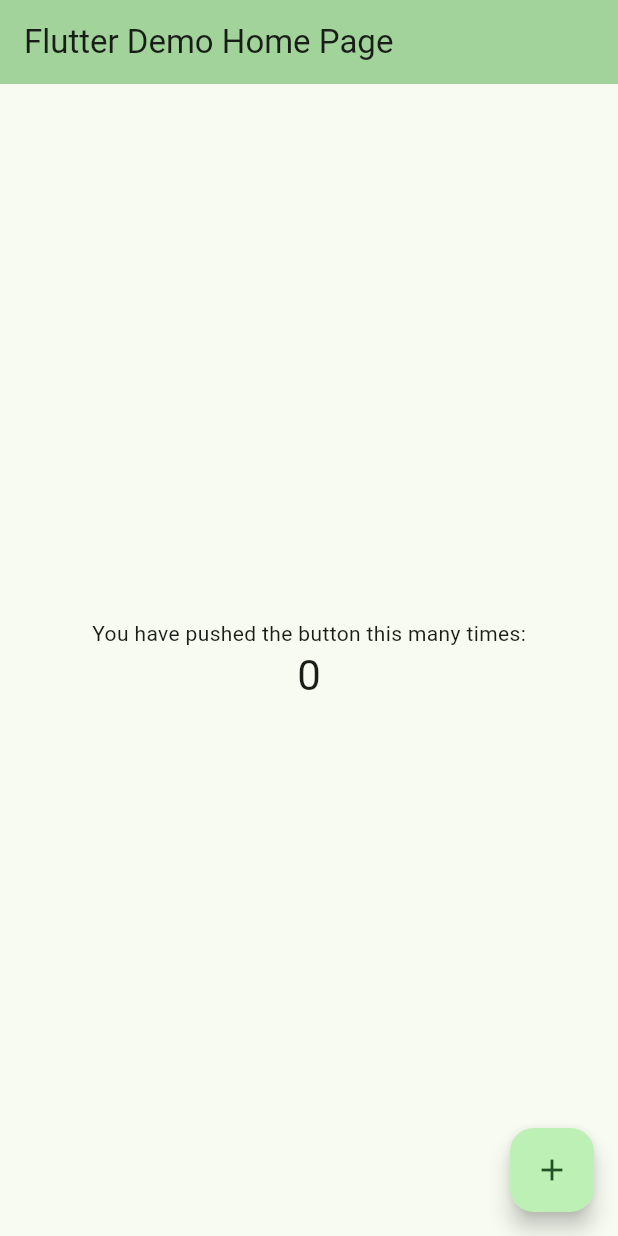
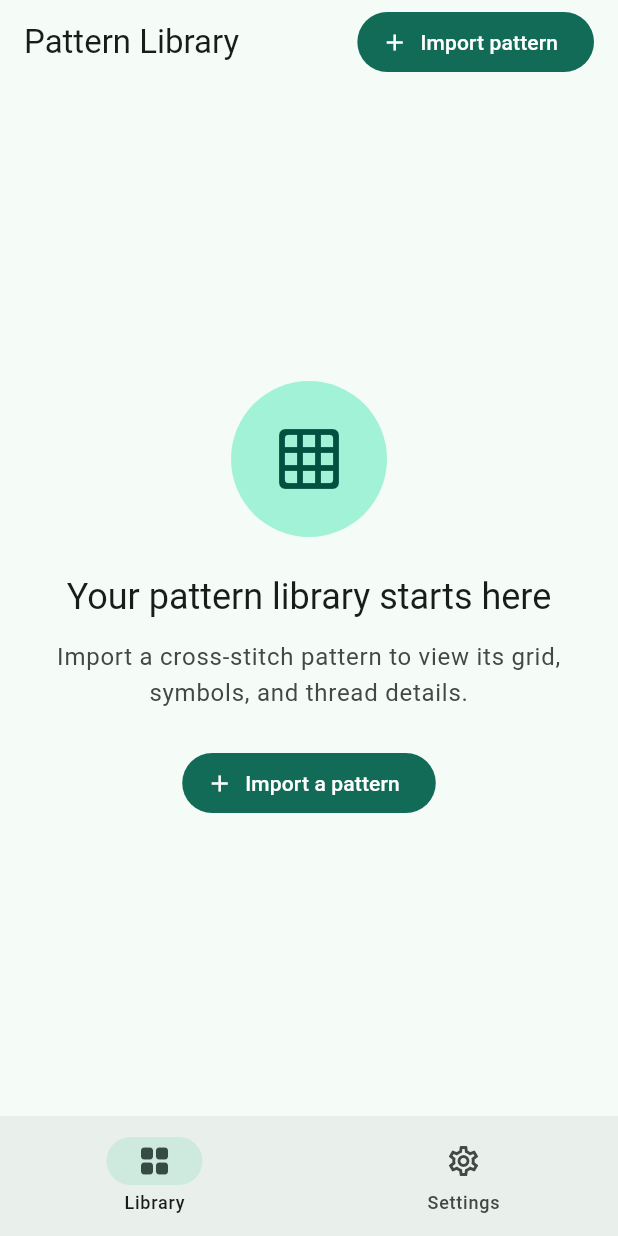
Before and after one commit to LlamaMan04/cross_stitch_viewer, a Flutter app: the screen it shows after launch, on a phone screen of 412 x 824 dp. Run offline on Flutter 3.47's test engine with Material 3 defaults, Android fonts, the phone set to English and light mode, and no system bars.

Commit message:
Basic app scaffold

```diff
--- /dev/null
+++ b/lib/app/stitch_scope_app.dart
@@ -0,0 +1,127 @@
+import 'package:flutter/material.dart';
+
+import '../presentation/screens/library_screen.dart';
+import '../presentation/screens/settings_screen.dart';
+
+class StitchScopeApp extends StatelessWidget {
+  const StitchScopeApp({super.key});
+
+  @override
+  Widget build(BuildContext context) {
+    final colorScheme = ColorScheme.fromSeed(
+      seedColor: const Color(0xFF356859),
+      brightness: Brightness.light,
+    );
+
+    return MaterialApp(
+      title: 'StitchScope',
+      debugShowCheckedModeBanner: false,
+      theme: ThemeData(
+        colorScheme: colorScheme,
+        useMaterial3: true,
+        scaffoldBackgroundColor: colorScheme.surface,
+        appBarTheme: const AppBarTheme(centerTitle: false),
+        inputDecorationTheme: const InputDecorationTheme(
+          border: OutlineInputBorder(),
+        ),
+      ),
+      home: const _AppShell(),
+    );
+  }
+}
+
+class _AppShell extends StatefulWidget {
+  const _AppShell();
+
+  @override
+  State<_AppShell> createState() => _AppShellState();
+}
+
+class _AppShellState extends State<_AppShell> {
+  int _selectedIndex = 0;
+
+  static const _destinations = <NavigationDestinationData>[
+    NavigationDestinationData(
+      label: 'Library',
+      icon: Icons.grid_view_outlined,
+      selectedIcon: Icons.grid_view_rounded,
+    ),
+    NavigationDestinationData(
+      label: 'Settings',
+      icon: Icons.settings_outlined,
+      selectedIcon: Icons.settings_rounded,
+    ),
+  ];
+
+  @override
+  Widget build(BuildContext context) {
+    final isWide = MediaQuery.sizeOf(context).width >= 700;
+    final screens = <Widget>[const LibraryScreen(), const SettingsScreen()];
+
+    if (isWide) {
+      return Scaffold(
+        body: Row(
+          children: [
+            NavigationRail(
+              selectedIndex: _selectedIndex,
+              onDestinationSelected: _selectDestination,
+              labelType: NavigationRailLabelType.all,
+              leading: Padding(
+                padding: const EdgeInsets.only(top: 20, bottom: 28),
+                child: Icon(
+                  Icons.grid_on_rounded,
+                  size: 30,
+                  color: Theme.of(context).colorScheme.primary,
+                ),
+              ),
+              destinations: [
+                for (final destination in _destinations)
+                  NavigationRailDestination(
+                    icon: Icon(destination.icon),
+                    selectedIcon: Icon(destination.selectedIcon),
+                    label: Text(destination.label),
+                  ),
+              ],
+            ),
+            const VerticalDivider(width: 1),
+            Expanded(
+              child: IndexedStack(index: _selectedIndex, children: screens),
+            ),
+          ],
+        ),
+      );
+    }
+
+    return Scaffold(
+      body: IndexedStack(index: _selectedIndex, children: screens),
+      bottomNavigationBar: NavigationBar(
+        selectedIndex: _selectedIndex,
+        onDestinationSelected: _selectDestination,
+        destinations: [
+          for (final destination in _destinations)
+            NavigationDestination(
+              icon: Icon(destination.icon),
+              selectedIcon: Icon(destination.selectedIcon),
+              label: destination.label,
+            ),
+        ],
+      ),
+    );
+  }
+
+  void _selectDestination(int index) {
+    setState(() => _selectedIndex = index);
+  }
+}
+
+class NavigationDestinationData {
+  const NavigationDestinationData({
+    required this.label,
+    required this.icon,
+    required this.selectedIcon,
+  });
+
+  final String label;
+  final IconData icon;
+  final IconData selectedIcon;
+}
--- a/lib/main.dart
+++ b/lib/main.dart
@@ -1,122 +1,7 @@
 import 'package:flutter/material.dart';
 
+import 'app/stitch_scope_app.dart';
+
 void main() {
-  runApp(const MyApp());
+  runApp(const StitchScopeApp());
 }
-
-class MyApp extends StatelessWidget {
-  const MyApp({super.key});
-
-  // This widget is the root of your application.
-  @override
-  Widget build(BuildContext context) {
-    return MaterialApp(
-      title: 'Flutter Demo',
-      theme: ThemeData(
-        // This is the theme of your application.
-        //
-        // TRY THIS: Try running your application with "flutter run". You'll see
-        // the application has a purple toolbar. Then, without quitting the app,
-        // try changing the seedColor in the colorScheme below to Colors.green
-        // and then invoke "hot reload" (save your changes or press the "hot
-        // reload" button in a Flutter-supported IDE, or press "r" if you used
-        // the command line to start the app).
-        //
-        // Notice that the counter didn't reset back to zero; the application
-        // state is not lost during the reload. To reset the state, use hot
-        // restart instead.
-        //
-        // This works for code too, not just values: Most code changes can be
-        // tested with just a hot reload.
-        colorScheme: .fromSeed(seedColor: Colors.green),
-      ),
-      home: const MyHomePage(title: 'Flutter Demo Home Page'),
-    );
-  }
-}
-
-class MyHomePage extends StatefulWidget {
-  const MyHomePage({super.key, required this.title});
-
-  // This widget is the home page of your application. It is stateful, meaning
-  // that it has a State object (defined below) that contains fields that affect
-  // how it looks.
-
-  // This class is the configuration for the state. It holds the values (in this
-  // case the title) provided by the parent (in this case the App widget) and
-  // used by the build method of the State. Fields in a Widget subclass are
-  // always marked "final".
-
-  final String title;
-
-  @override
-  State<MyHomePage> createState() => _MyHomePageState();
-}
-
-class _MyHomePageState extends State<MyHomePage> {
-  int _counter = 0;
-
-  void _incrementCounter() {
-    setState(() {
-      // This call to setState tells the Flutter framework that something has
-      // changed in this State, which causes it to rerun the build method below
-      // so that the display can reflect the updated values. If we changed
-      // _counter without calling setState(), then the build method would not be
-      // called again, and so nothing would appear to happen.
-      _counter++;
-    });
-  }
-
-  @override
-  Widget build(BuildContext context) {
-    // This method is rerun every time setState is called, for instance as done
-    // by the _incrementCounter method above.
-    //
-    // The Flutter framework has been optimized to make rerunning build methods
-    // fast, so that you can just rebuild anything that needs updating rather
-    // than having to individually change instances of widgets.
-    return Scaffold(
-      appBar: AppBar(
-        // TRY THIS: Try changing the color here to a specific color (to
-        // Colors.amber, perhaps?) and trigger a hot reload to see the AppBar
-        // change color while the other colors stay the same.
-        backgroundColor: Theme.of(context).colorScheme.inversePrimary,
-        // Here we take the value from the MyHomePage object that was created by
-        // the App.build method, and use it to set our appbar title.
-        title: Text(widget.title),
-      ),
-      body: Center(
-        // Center is a layout widget. It takes a single child and positions it
-        // in the middle of the parent.
-        child: Column(
-          // Column is also a layout widget. It takes a list of children and
-          // arranges them vertically. By default, it sizes itself to fit its
-          // children horizontally, and tries to be as tall as its parent.
-          //
-          // Column has various properties to control how it sizes itself and
-          // how it positions its children. Here we use mainAxisAlignment to
-          // center the children vertically; the main axis here is the vertical
-          // axis because Columns are vertical (the cross axis would be
-          // horizontal).
-          //
-          // TRY THIS: Invoke "debug painting" (choose the "Toggle Debug Paint"
-          // action in the IDE, or press "p" in the console), to see the
-          // wireframe for each widget.
-          mainAxisAlignment: .center,
-          children: [
-            const Text('You have pushed the button this many times:'),
-            Text(
-              '$_counter',
-              style: Theme.of(context).textTheme.headlineMedium,
-            ),
-          ],
-        ),
-      ),
-      floatingActionButton: FloatingActionButton(
-        onPressed: _incrementCounter,
-        tooltip: 'Increment',
-        child: const Icon(Icons.add),
-      ),
-    );
-  }
-}
--- /dev/null
+++ b/lib/presentation/screens/library_screen.dart
@@ -0,0 +1,79 @@
+import 'package:flutter/material.dart';
+
+class LibraryScreen extends StatelessWidget {
+  const LibraryScreen({super.key});
+
+  @override
+  Widget build(BuildContext context) {
+    final colors = Theme.of(context).colorScheme;
+
+    return Scaffold(
+      appBar: AppBar(
+        title: const Text('Pattern Library'),
+        actions: [
+          Padding(
+            padding: const EdgeInsets.only(right: 16),
+            child: FilledButton.icon(
+              onPressed: () => _showImportComingSoon(context),
+              icon: const Icon(Icons.add),
+              label: const Text('Import pattern'),
+            ),
+          ),
+        ],
+      ),
+      body: Center(
+        child: ConstrainedBox(
+          constraints: const BoxConstraints(maxWidth: 440),
+          child: Padding(
+            padding: const EdgeInsets.all(24),
+            child: Column(
+              mainAxisSize: MainAxisSize.min,
+              children: [
+                Container(
+                  width: 104,
+                  height: 104,
+                  decoration: BoxDecoration(
+                    color: colors.primaryContainer,
+                    shape: BoxShape.circle,
+                  ),
+                  child: Icon(
+                    Icons.grid_on_rounded,
+                    size: 48,
+                    color: colors.onPrimaryContainer,
+                  ),
+                ),
+                const SizedBox(height: 24),
+                Text(
+                  'Your pattern library starts here',
+                  textAlign: TextAlign.center,
+                  style: Theme.of(context).textTheme.headlineSmall,
+                ),
+                const SizedBox(height: 12),
+                Text(
+                  'Import a cross-stitch pattern to view its grid, symbols, and thread details.',
+                  textAlign: TextAlign.center,
+                  style: Theme.of(context).textTheme.bodyLarge
+                      ?.copyWith(color: colors.onSurfaceVariant),
+                ),
+                const SizedBox(height: 24),
+                FilledButton.icon(
+                  onPressed: () => _showImportComingSoon(context),
+                  icon: const Icon(Icons.add),
+                  label: const Text('Import a pattern'),
+                ),
+              ],
+            ),
+          ),
+        ),
+      ),
+    );
+  }
+
+  void _showImportComingSoon(BuildContext context) {
+    ScaffoldMessenger.of(context)
+      ..hideCurrentSnackBar()
+      ..showSnackBar(
+        const SnackBar(content: Text('Pattern importing is coming soon.')),
+      );
+  }
+}
--- /dev/null
+++ b/lib/presentation/screens/settings_screen.dart
@@ -0,0 +1,21 @@
+import 'package:flutter/material.dart';
+
+class SettingsScreen extends StatelessWidget {
+  const SettingsScreen({super.key});
+
+  @override
+  Widget build(BuildContext context) {
+    return Scaffold(
+      appBar: AppBar(title: const Text('Settings')),
+      body: ListView(
+        children: const [
+          ListTile(
+            leading: Icon(Icons.info_outline),
+            title: Text('About StitchScope'),
+            subtitle: Text('A home for your cross-stitch patterns.'),
+          ),
+        ],
+      ),
+    );
+  }
+}
```
Also changed, not shown: pubspec.yaml (+3 -4 lines), 1 other file.
